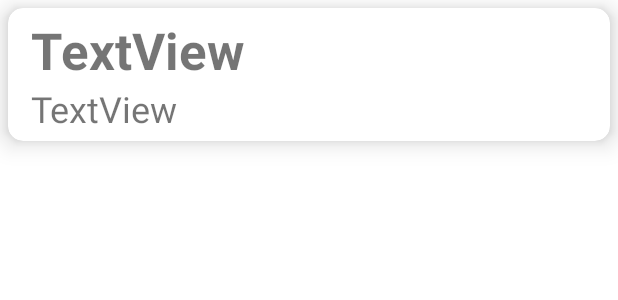
After one commit to leonardo1313/StudentRegisterApp, an Android app: the layout list_item.xml on its own in the app's theme, with its tools: preview values and no code run, on a phone screen of 412 x 824 dp. The commit adds this screen. Shown: the top 300 px of the screen. Run offline under Robolectric (Android 15) with nearby library versions, the phone set to English and light mode, and no system bars.

Commit message:
StudentRecyclerViewAdapter class created and list_item layout for displaying items in Recycler View
- add student function working

TODO
- add functionality to update and delete student functions

```diff
--- a/app/src/main/java/com/optimahorizonapps/studentregister/db/StudentDao.kt
+++ b/app/src/main/java/com/optimahorizonapps/studentregister/db/StudentDao.kt
@@ -16,5 +16,5 @@ interface StudentDao {
     suspend fun deleteStudent(student: Student)
 
     @Query("SELECT * FROM student_data_table")
-    fun getAllStudents(): LiveData<Student>
+    fun getAllStudents(): LiveData<List<Student>>
 }
--- /dev/null
+++ b/app/src/main/res/layout/list_item.xml
@@ -0,0 +1,34 @@
+<?xml version="1.0" encoding="utf-8"?>
+<androidx.cardview.widget.CardView xmlns:android="http://schemas.android.com/apk/res/android"
+    xmlns:app="http://schemas.android.com/apk/res-auto"
+    android:layout_width="match_parent"
+    android:layout_height="wrap_content"
+    android:layout_margin="5dp"
+    app:cardCornerRadius="10dp"
+    app:cardElevation="10dp">
+
+    <LinearLayout
+        android:id="@+id/list_Item_LinearLayout"
+        android:layout_width="match_parent"
+        android:layout_height="match_parent"
+        android:layout_margin="5dp"
+        android:orientation="vertical">
+
+        <TextView
+            android:id="@+id/name_tv"
+            android:layout_width="match_parent"
+            android:layout_height="wrap_content"
+            android:layout_marginStart="10dp"
+            android:text="TextView"
+            android:textSize="34sp"
+            android:textStyle="bold" />
+
+        <TextView
+            android:id="@+id/email_tv"
+            android:layout_width="match_parent"
+            android:layout_height="wrap_content"
+            android:layout_marginStart="10dp"
+            android:text="TextView"
+            android:textSize="24sp" />
+    </LinearLayout>
+</androidx.cardview.widget.CardView>
```
Also changed, not shown: app/src/main/java/com/optimahorizonapps/studentregister/MainActivity.kt (+44 -1 lines), app/src/main/java/com/optimahorizonapps/studentregister/StudentRecyclerViewAdapter.kt (added, +44 -0 lines), app/src/main/java/com/optimahorizonapps/studentregister/StudentViewModelFactory.kt (+6 -2 lines).
